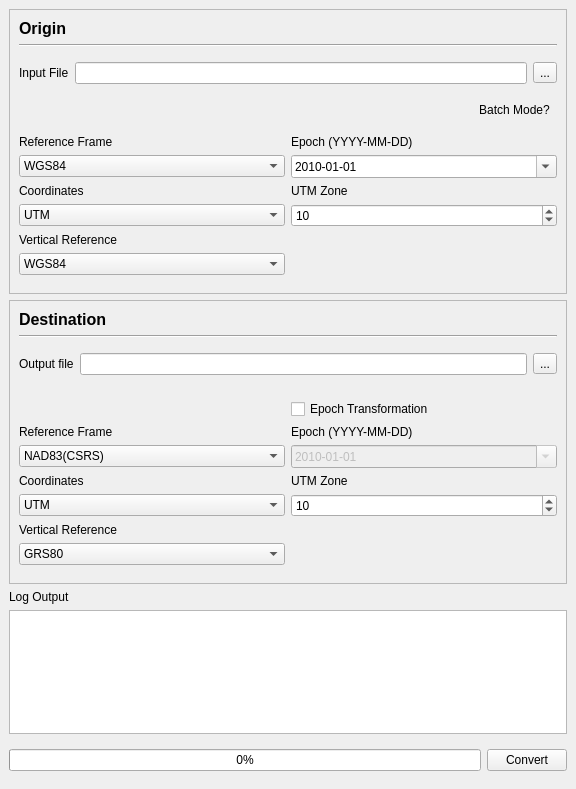
Qt form las_trx/resources/mainwindow.ui (HakaiInstitute/LAS-TRX) before a commit.
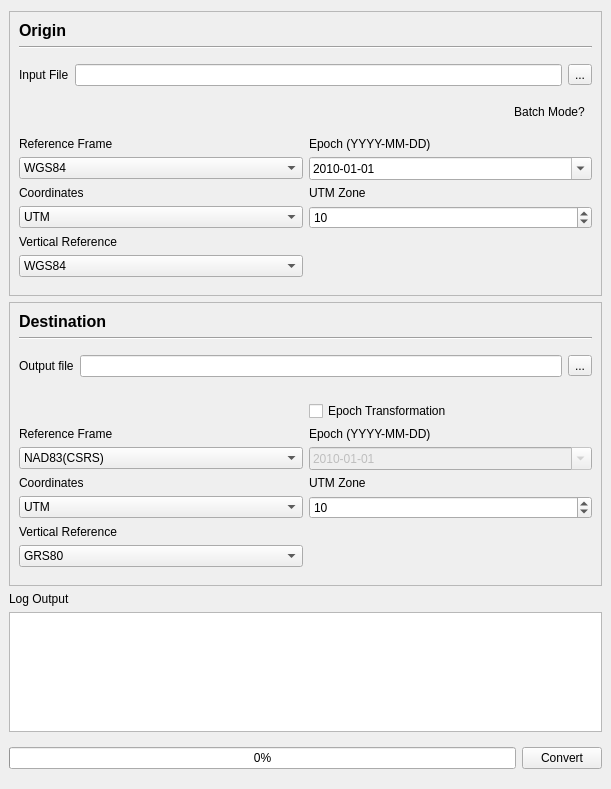
The same form after that commit.

What changed in the file:
```diff
--- a/las_trx/resources/mainwindow.ui
+++ b/las_trx/resources/mainwindow.ui
@@ -1,20 +1,25 @@
 <?xml version="1.0" encoding="UTF-8"?>
 <ui version="4.0">
  <class>MainWindow</class>
- <widget class="QMainWindow" name="MainWindow">
+ <widget class="QWidget" name="MainWindow">
   <property name="geometry">
    <rect>
     <x>0</x>
     <y>0</y>
-    <width>576</width>
+    <width>611</width>
     <height>789</height>
    </rect>
   </property>
   <property name="windowTitle">
    <string>LAS TRX</string>
   </property>
-  <widget class="QWidget" name="centralwidget">
    <layout class="QVBoxLayout" name="verticalLayout">
+   <property name="leftMargin">
+    <number>9</number>
+   </property>
+   <property name="rightMargin">
+    <number>9</number>
+   </property>
     <item>
      <widget class="QFrame" name="frame_input">
       <property name="frameShape">
@@ -281,7 +286,7 @@
               <second>59</second>
               <year>9998</year>
               <month>1</month>
-              <day>9</day>
+             <day>14</day>
              </datetime>
             </property>
             <property name="displayFormat">
@@ -743,7 +748,6 @@
      </widget>
     </item>
    </layout>
-  </widget>
  </widget>
  <tabstops>
   <tabstop>lineEdit_input_file</tabstop>
```
Lines whose indentation alone changed are shown as unchanged.
